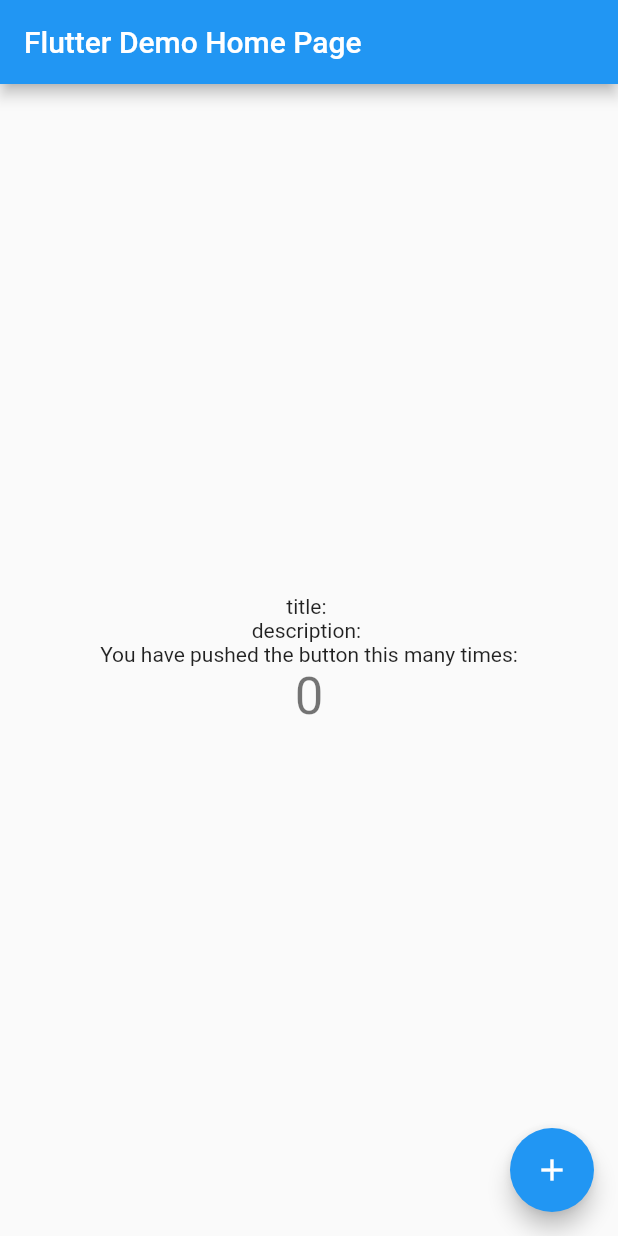
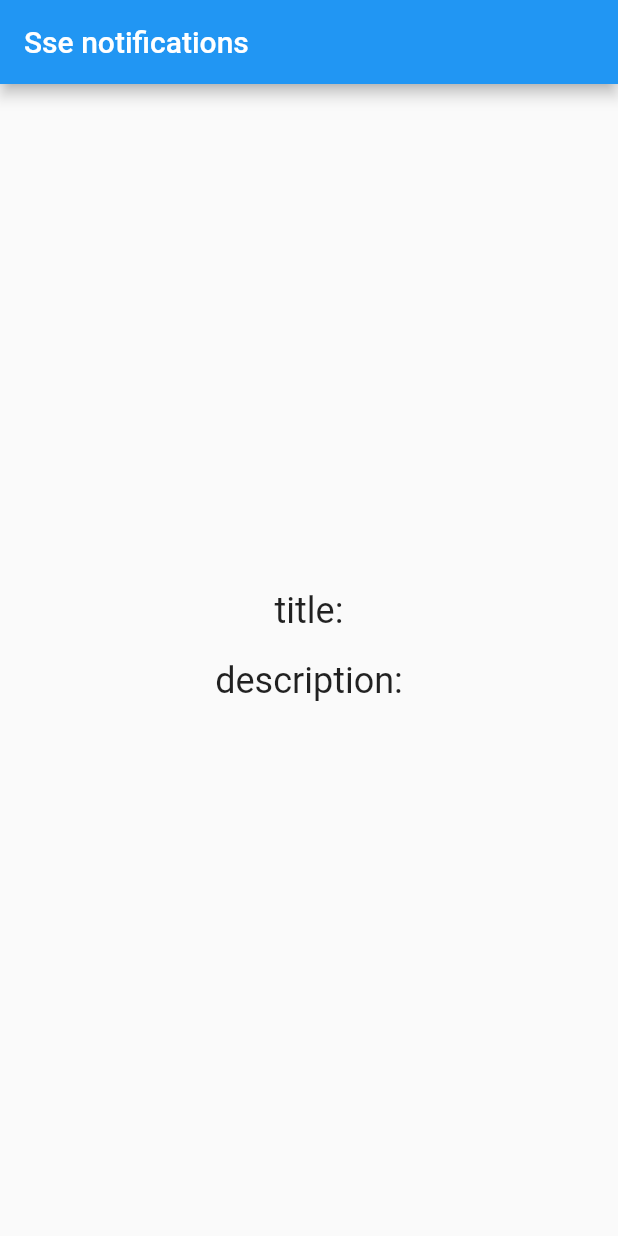
Before and after one commit to buwaro/flutter_sse, a Flutter app: the screen it shows after launch, on a phone screen of 412 x 824 dp. Run offline on Flutter 3.47's test engine with Material 2 defaults, Android fonts, the phone set to English and light mode, and no system bars; our stand-ins replace flutter_local_notifications; missing offline and left inert: w3c_event_source.

Commit message:
sse changes

```diff
--- a/lib/main.dart
+++ b/lib/main.dart
@@ -1,4 +1,5 @@
 import 'package:flutter/material.dart';
+import 'package:flutter/services.dart';
 import 'dart:async';
 import 'dart:convert';
 import 'package:w3c_event_source/event_source.dart';
@@ -30,7 +31,7 @@ class MyApp extends StatelessWidget {
         // is not restarted.
         primarySwatch: Colors.blue,
       ),
-      home: MyHomePage(title: 'Flutter Demo Home Page'),
+      home: MyHomePage(title: 'Sse notifications'),
     );
   }
 }
@@ -54,7 +55,7 @@ class MyHomePage extends StatefulWidget {
 }
 
 class _MyHomePageState extends State<MyHomePage> {
-  int _counter = 0;
+  static const platform = const MethodChannel('furexa/sse');
   String _title = '';
   String _description = '';
 
@@ -118,17 +119,6 @@ class _MyHomePageState extends State<MyHomePage> {
     });
   }
 
-  void _incrementCounter() {
-    setState(() {
-      // This call to setState tells the Flutter framework that something has
-      // changed in this State, which causes it to rerun the build method below
-      // so that the display can reflect the updated values. If we changed
-      // _counter without calling setState(), then the build method would not be
-      // called again, and so nothing would appear to happen.
-      _counter++;
-    });
-  }
-
   @override
   Widget build(BuildContext context) {
     // This method is rerun every time setState is called, for instance as done
@@ -164,26 +154,24 @@ class _MyHomePageState extends State<MyHomePage> {
           mainAxisAlignment: MainAxisAlignment.center,
           children: <Widget>[
             Text(
-                'title: $_title'
+              'title:',
+              style: Theme.of(context).textTheme.headline,
             ),
             Text(
-                'description: $_description'
+              '$_title',
+              style: Theme.of(context).textTheme.subhead,
             ),
             Text(
-              'You have pushed the button this many times:',
+              'description:',
+              style: Theme.of(context).textTheme.headline,
             ),
             Text(
-              '$_counter',
-              style: Theme.of(context).textTheme.display1,
+              '$_description',
+              style: Theme.of(context).textTheme.subhead,
             ),
           ],
         ),
       ),
-      floatingActionButton: FloatingActionButton(
-        onPressed: _incrementCounter,
-        tooltip: 'Increment',
-        child: Icon(Icons.add),
-      ), // This trailing comma makes auto-formatting nicer for build methods.
     );
   }
 }
```
Also changed, not shown: lib/NotificationService.dart (added, +20 -0 lines), 1 other file.
